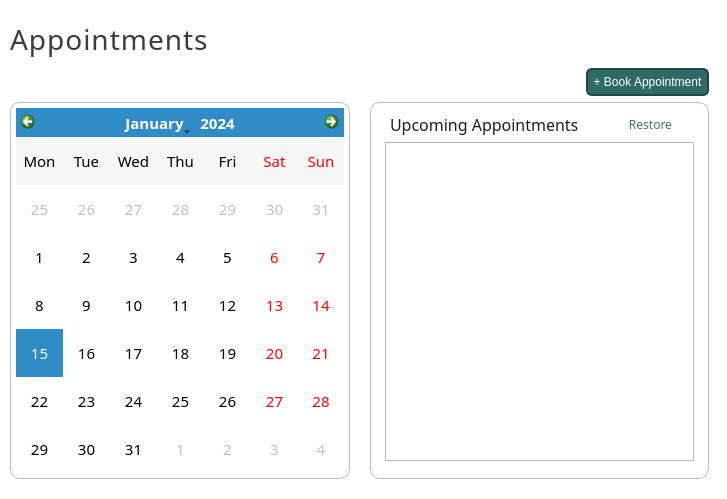
Above: ui/PageAppointments.ui from karlito20/AdoraFlowProject before the change. Below: the same form after it.
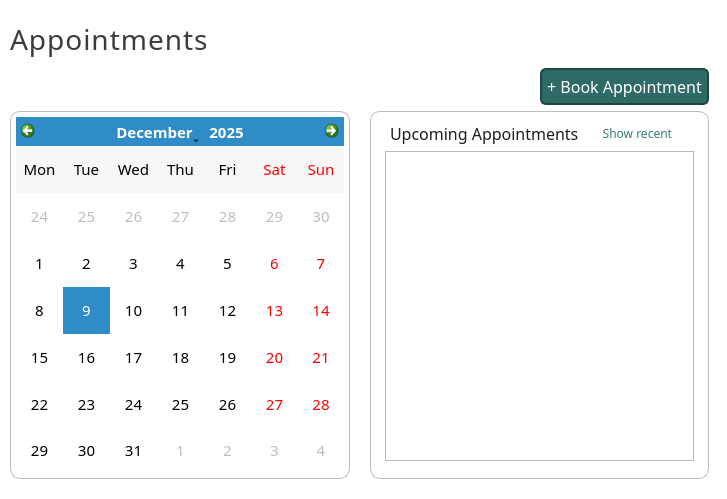
That is the form after the change.

Diff of the .ui file:
```diff
--- a/ui/PageAppointments.ui
+++ b/ui/PageAppointments.ui
@@ -541,6 +541,12 @@
       </item>
       <item alignment="Qt::AlignmentFlag::AlignRight">
        <widget class="QPushButton" name="add_appointment_button">
+        <property name="font">
+         <font>
+          <family>Slate</family>
+          <pointsize>12</pointsize>
+         </font>
+        </property>
         <property name="cursor">
          <cursorShape>PointingHandCursor</cursorShape>
         </property>
@@ -671,6 +677,19 @@
 
 }</string>
            </property>
+           <property name="selectedDate">
+            <date>
+             <year>2025</year>
+             <month>12</month>
+             <day>9</day>
+            </date>
+           </property>
+           <property name="gridVisible">
+            <bool>false</bool>
+           </property>
+           <property name="selectionMode">
+            <enum>QCalendarWidget::SelectionMode::SingleSelection</enum>
+           </property>
            <property name="horizontalHeaderFormat">
             <enum>QCalendarWidget::HorizontalHeaderFormat::ShortDayNames</enum>
            </property>
@@ -764,7 +783,7 @@
 </string>
              </property>
              <property name="text">
-              <string>Restore</string>
+              <string>Show recent</string>
              </property>
             </widget>
            </item>
@@ -790,7 +809,7 @@
                  <x>0</x>
                  <y>0</y>
                  <width>300</width>
-                 <height>341</height>
+                 <height>340</height>
                 </rect>
                </property>
                <property name="styleSheet">
```
